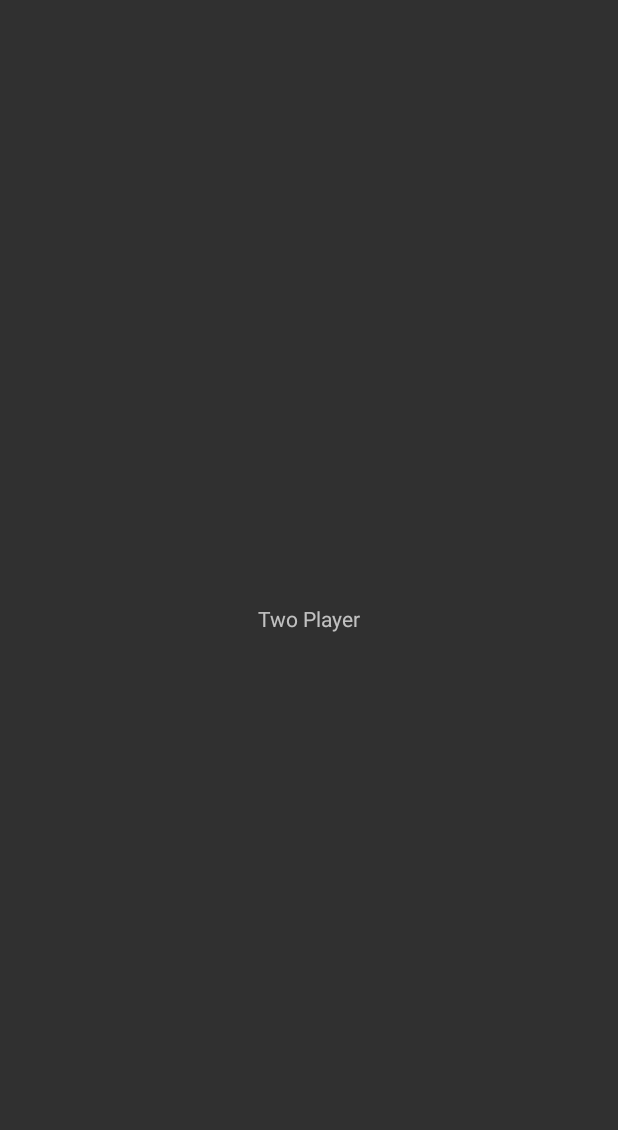
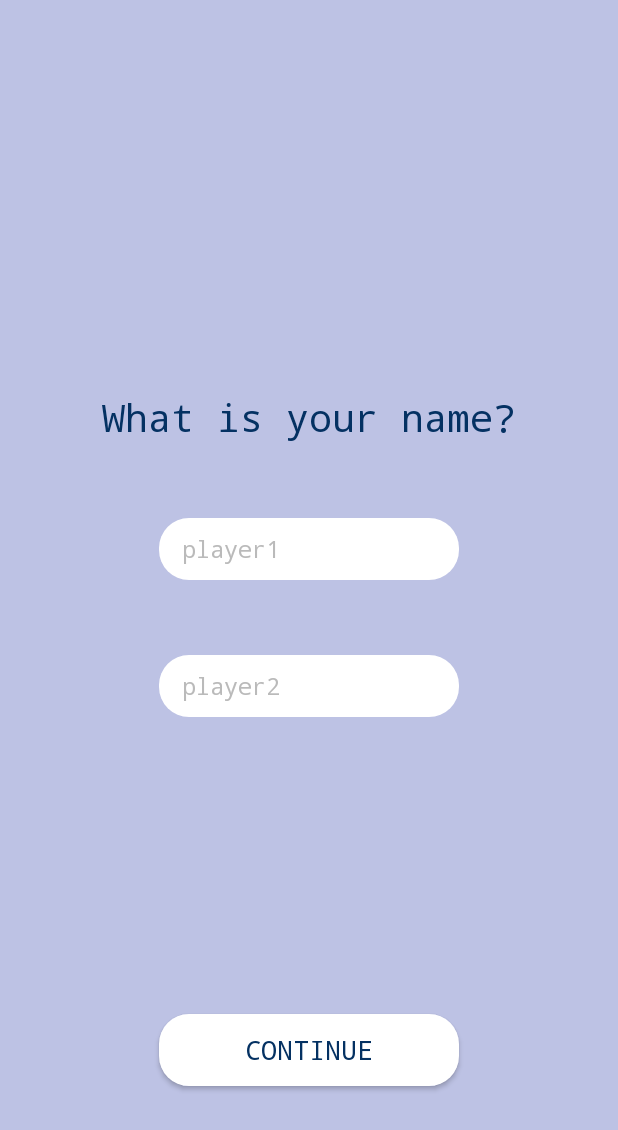
Before and after one commit to surimLee/SPGPtermProj, an Android app: the TwoPlayerActivity screen opened directly, with no data from a screen before it, on a phone screen of 412 x 824 dp. Before the commit the part shown is almost empty. Shown: the top 1130 px of the screen. Run offline under Robolectric (Android 15) with nearby library versions, the phone set to English and light mode, and no system bars.

Commit message:
Edit activity_one_player.xml, activity_two_player.xml

```diff
--- a/app/src/main/res/layout/activity_two_player.xml
+++ b/app/src/main/res/layout/activity_two_player.xml
@@ -1,17 +1,82 @@
 <?xml version="1.0" encoding="utf-8"?>
-<androidx.constraintlayout.widget.ConstraintLayout xmlns:android="http://schemas.android.com/apk/res/android"
+<RelativeLayout xmlns:android="http://schemas.android.com/apk/res/android"
+    xmlns:app="http://schemas.android.com/apk/res-auto"
     android:layout_width="match_parent"
     android:layout_height="match_parent"
-    xmlns:app="http://schemas.android.com/apk/res-auto">
+    xmlns:tools="http://schemas.android.com/tools"
+    android:background="#BDC2E4"
+    tools:context=".OnePlayerActivity">
 
     <TextView
-        android:id="@+id/textView"
+        android:id="@+id/text"
         android:layout_width="wrap_content"
         android:layout_height="wrap_content"
-        android:text="Two Player"
+        android:text="What is your name?"
+        android:layout_centerHorizontal="true"
+        android:layout_above="@+id/playernamebox"
+        android:textColor="#043162"
+        android:textSize="25sp"
+        android:fontFamily="monospace"
         app:layout_constraintBottom_toBottomOf="parent"
         app:layout_constraintEnd_toEndOf="parent"
         app:layout_constraintStart_toStartOf="parent"
         app:layout_constraintTop_toTopOf="parent" />
 
-</androidx.constraintlayout.widget.ConstraintLayout>
+    <LinearLayout
+        android:id="@+id/playernamebox"
+        android:layout_width="wrap_content"
+        android:layout_height="wrap_content"
+        android:layout_marginTop="50dp"
+        android:layout_centerHorizontal="true"
+        android:layout_centerVertical="true"
+        android:orientation="vertical">
+
+        <EditText
+            android:id="@+id/player1"
+            android:layout_width="200dp"
+            android:layout_height="wrap_content"
+            android:background="@drawable/whiterec"
+            android:fontFamily="monospace"
+            android:hint="player1"
+            android:inputType="textPersonName"
+            android:maxLength="10"
+            android:maxLines="1"
+            android:paddingVertical="10dp"
+            android:paddingLeft="15dp"
+            android:textSize="15sp"
+            android:textColor="#043162"
+            android:textColorHint="#BABABA" />
+
+        <EditText
+            android:id="@+id/player2"
+            android:layout_width="200dp"
+            android:layout_height="wrap_content"
+            android:layout_marginTop="50dp"
+            android:background="@drawable/whiterec"
+            android:fontFamily="monospace"
+            android:hint="player2"
+            android:inputType="textPersonName"
+            android:maxLength="10"
+            android:maxLines="1"
+            android:paddingVertical="10dp"
+            android:paddingLeft="15dp"
+            android:textSize="15sp"
+            android:textColor="#043162"
+            android:textColorHint="#BABABA" />
+    </LinearLayout>
+
+
+    <Button
+        android:id="@+id/button"
+        android:layout_width="200dp"
+        android:layout_height="wrap_content"
+        android:layout_alignParentBottom="true"
+        android:layout_centerHorizontal="true"
+        android:layout_marginBottom="100dp"
+        android:background="@drawable/whiterec"
+        android:fontFamily="monospace"
+        android:textColor="#043162"
+        android:textSize="17sp"
+        android:text="Continue" />
+
+</RelativeLayout>
```
Also changed, not shown: app/src/main/res/layout/activity_one_player.xml (+45 -6 lines).
